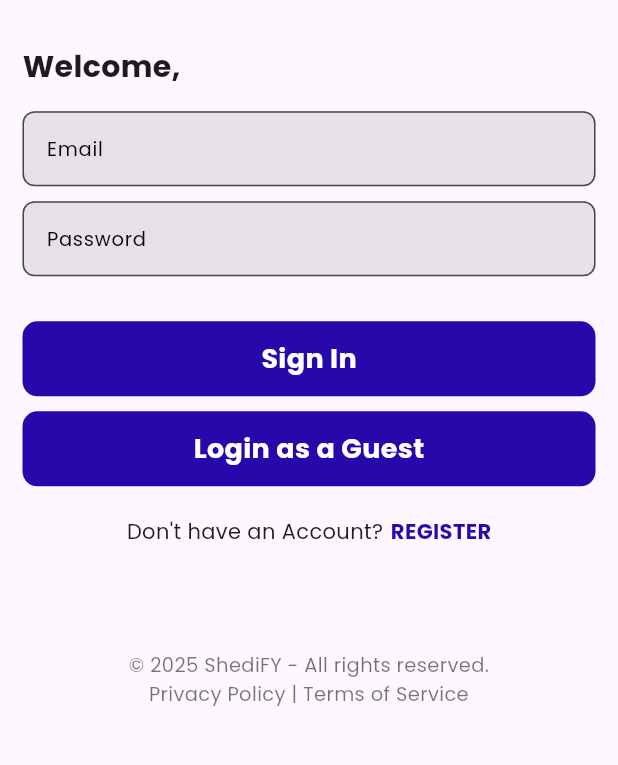
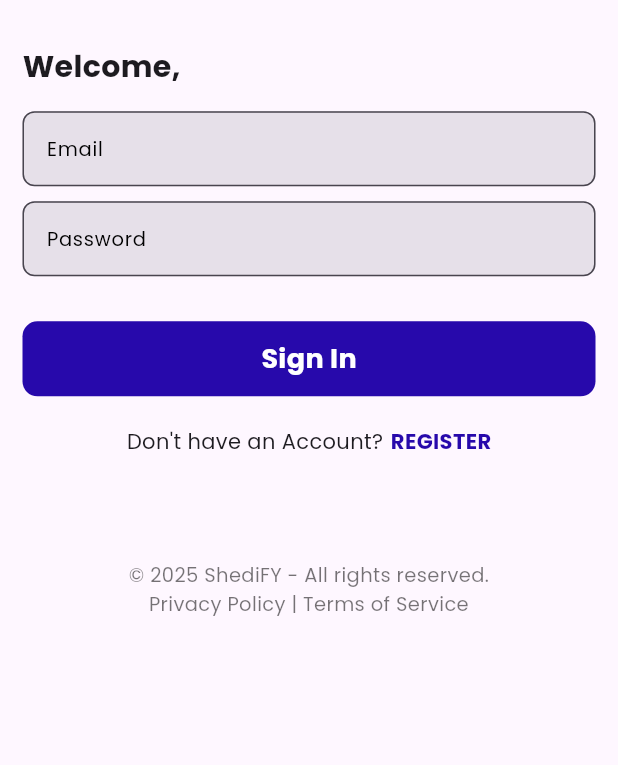
Before and after one commit to sithilxheartz/Final-ShediFY, a Flutter app: the screen it shows after launch, on a phone screen of 412 x 824 dp, the part 425-1190 px from its top. Run offline on Flutter 3.47's test engine with Material 3 defaults, Android fonts, the light colour scheme and no system bars; our stand-ins replace cloud_firestore, firebase_auth, firebase_core, google_fonts; accounts and stored records are empty.

Commit message:
removed unwanted feature in sign-in

```diff
--- a/lib/authentication/login_page.dart
+++ b/lib/authentication/login_page.dart
@@ -160,13 +160,13 @@ class _LoginState extends State<Login> {
                       },
                       child: MainButton(buttonTitle: "Sign In"),
                     ),
-                    SizedBox(height: 10),
-                    GestureDetector(
-                      onTap: () async {
-                        await _auth.siginAnonymously();
-                      },
-                      child: MainButton(buttonTitle: "Login as a Guest"),
-                    ),
+                    // SizedBox(height: 10),
+                    // GestureDetector(
+                    //   onTap: () async {
+                    //     await _auth.siginAnonymously();
+                    //   },
+                    //   child: MainButton(buttonTitle: "Login as a Guest"),
+                    // ),
                     SizedBox(height: 20),
                     Row(
                       mainAxisAlignment: MainAxisAlignment.center,
```
